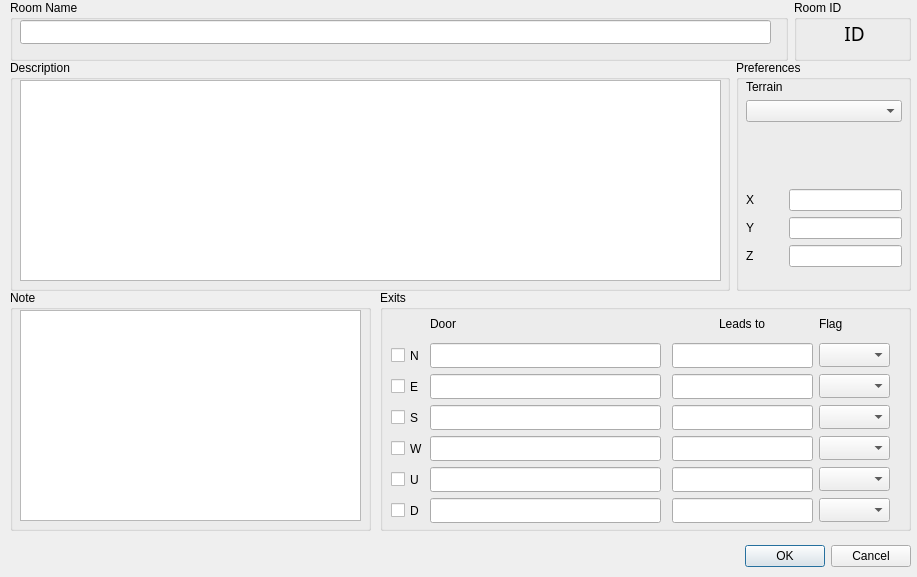
This is src/roomedit.ui in zpc930/pandoramapper as Qt 5 draws it before an edit. The edited form follows.
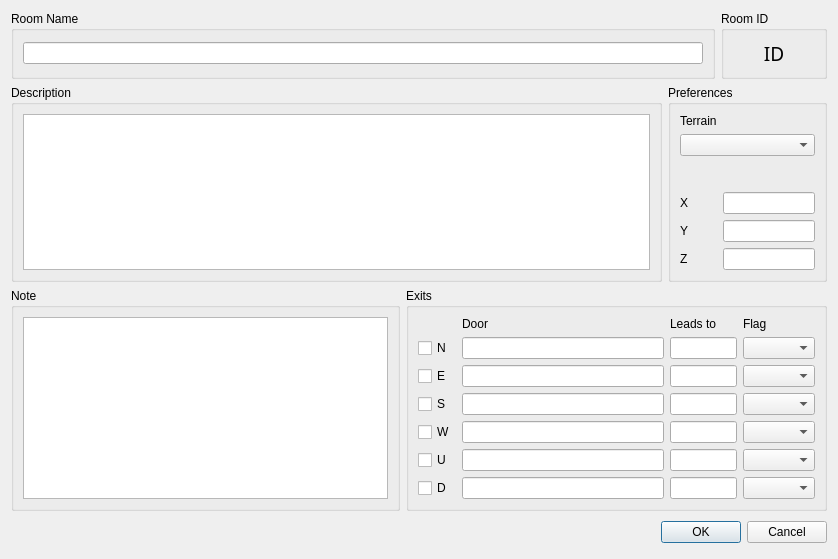
This is the edited form.

Commit message: Properly lay out room edit dialog.

What changed in the file:
```diff
--- a/src/roomedit.ui
+++ b/src/roomedit.ui
@@ -5,8 +5,8 @@
    <rect>
     <x>0</x>
     <y>0</y>
-    <width>917</width>
-    <height>577</height>
+    <width>838</width>
+    <height>559</height>
    </rect>
   </property>
   <property name="sizePolicy" >
@@ -30,213 +30,104 @@
   <property name="windowTitle" >
    <string>Room Information Editor</string>
   </property>
-  <widget class="QWidget" name="layoutWidget" >
-   <property name="geometry" >
-    <rect>
-     <x>560</x>
-     <y>540</y>
-     <width>351</width>
-     <height>33</height>
-    </rect>
-   </property>
-   <layout class="QHBoxLayout" >
-    <property name="spacing" >
-     <number>6</number>
-    </property>
-    <property name="leftMargin" >
-     <number>0</number>
-    </property>
-    <property name="topMargin" >
-     <number>0</number>
-    </property>
-    <property name="rightMargin" >
-     <number>0</number>
-    </property>
-    <property name="bottomMargin" >
-     <number>0</number>
-    </property>
-    <item>
-     <spacer>
-      <property name="orientation" >
-       <enum>Qt::Horizontal</enum>
-      </property>
-      <property name="sizeHint" >
-       <size>
-        <width>131</width>
-        <height>31</height>
-       </size>
-      </property>
-     </spacer>
-    </item>
-    <item>
-     <widget class="QPushButton" name="okButton" >
-      <property name="text" >
-       <string>OK</string>
-      </property>
-     </widget>
-    </item>
-    <item>
-     <widget class="QPushButton" name="cancelButton" >
-      <property name="text" >
-       <string>Cancel</string>
-      </property>
-     </widget>
-    </item>
-   </layout>
-  </widget>
-  <widget class="QWidget" native="1" name="widget" >
-   <property name="geometry" >
-    <rect>
-     <x>10</x>
-     <y>60</y>
-     <width>899</width>
-     <height>229</height>
-    </rect>
-   </property>
-  </widget>
-  <widget class="QWidget" native="1" name="widget" >
-   <property name="geometry" >
-    <rect>
-     <x>0</x>
-     <y>0</y>
-     <width>100</width>
-     <height>30</height>
-    </rect>
-   </property>
-  </widget>
-  <widget class="QWidget" native="1" name="widget" >
-   <property name="geometry" >
-    <rect>
-     <x>10</x>
-     <y>10</y>
-     <width>899</width>
-     <height>50</height>
-    </rect>
-   </property>
-  </widget>
-  <widget class="QWidget" native="1" name="widget" >
-   <property name="geometry" >
-    <rect>
-     <x>10</x>
-     <y>30</y>
-     <width>897</width>
-     <height>26</height>
-    </rect>
-   </property>
-  </widget>
-  <widget class="QWidget" name="layoutWidget" >
-   <property name="geometry" >
-    <rect>
-     <x>10</x>
-     <y>60</y>
-     <width>901</width>
-     <height>231</height>
-    </rect>
-   </property>
-   <layout class="QHBoxLayout" >
-    <property name="spacing" >
-     <number>6</number>
-    </property>
-    <property name="leftMargin" >
-     <number>0</number>
-    </property>
-    <property name="topMargin" >
-     <number>0</number>
-    </property>
-    <property name="rightMargin" >
-     <number>0</number>
-    </property>
-    <property name="bottomMargin" >
-     <number>0</number>
-    </property>
-    <item>
-     <widget class="QGroupBox" name="groupBox_2" >
-      <property name="sizePolicy" >
-       <sizepolicy vsizetype="Preferred" hsizetype="Preferred" >
-        <horstretch>41</horstretch>
-        <verstretch>0</verstretch>
-       </sizepolicy>
-      </property>
-      <property name="title" >
-       <string>Description</string>
-      </property>
-      <widget class="QTextEdit" name="textEdit_desc" >
-       <property name="geometry" >
-        <rect>
-         <x>10</x>
-         <y>20</y>
-         <width>701</width>
-         <height>201</height>
-        </rect>
+  <layout class="QVBoxLayout" >
+   <item>
+    <layout class="QHBoxLayout" >
+     <item>
+      <widget class="QGroupBox" name="groupBox_3" >
+       <property name="sizePolicy" >
+        <sizepolicy vsizetype="Preferred" hsizetype="Preferred" >
+         <horstretch>20</horstretch>
+         <verstretch>0</verstretch>
+        </sizepolicy>
        </property>
+       <property name="title" >
+        <string>Room Name</string>
+       </property>
+       <layout class="QGridLayout" >
+        <item row="0" column="0" >
+         <widget class="QLineEdit" name="lineEdit_name" />
+        </item>
+       </layout>
+      </widget>
+     </item>
+     <item>
+      <widget class="QGroupBox" name="groupBox_5" >
        <property name="sizePolicy" >
-        <sizepolicy vsizetype="Expanding" hsizetype="Expanding" >
+        <sizepolicy vsizetype="Preferred" hsizetype="Preferred" >
+         <horstretch>3</horstretch>
+         <verstretch>0</verstretch>
+        </sizepolicy>
+       </property>
+       <property name="title" >
+        <string>Room ID</string>
+       </property>
+       <layout class="QGridLayout" >
+        <item row="0" column="0" >
+         <widget class="QLabel" name="label_roomid" >
+          <property name="font" >
+           <font>
+            <family>Sans Serif</family>
+            <pointsize>14</pointsize>
+            <weight>50</weight>
+            <italic>false</italic>
+            <bold>false</bold>
+            <underline>false</underline>
+            <strikeout>false</strikeout>
+           </font>
+          </property>
+          <property name="text" >
+           <string>ID</string>
+          </property>
+          <property name="alignment" >
+           <set>Qt::AlignHCenter</set>
+          </property>
+         </widget>
+        </item>
+       </layout>
+      </widget>
+     </item>
+    </layout>
+   </item>
+   <item>
+    <layout class="QHBoxLayout" >
+     <item>
+      <widget class="QGroupBox" name="groupBox_2" >
+       <property name="sizePolicy" >
+        <sizepolicy vsizetype="Preferred" hsizetype="Preferred" >
+         <horstretch>41</horstretch>
+         <verstretch>0</verstretch>
+        </sizepolicy>
+       </property>
+       <property name="title" >
+        <string>Description</string>
+       </property>
+       <layout class="QGridLayout" >
+        <item row="0" column="0" >
+         <widget class="QTextEdit" name="textEdit_desc" >
+          <property name="sizePolicy" >
+           <sizepolicy vsizetype="Expanding" hsizetype="Expanding" >
+            <horstretch>10</horstretch>
+            <verstretch>0</verstretch>
+           </sizepolicy>
+          </property>
+         </widget>
+        </item>
+       </layout>
+      </widget>
+     </item>
+     <item>
+      <widget class="QGroupBox" name="groupBox_4" >
+       <property name="sizePolicy" >
+        <sizepolicy vsizetype="Preferred" hsizetype="Preferred" >
          <horstretch>10</horstretch>
          <verstretch>0</verstretch>
         </sizepolicy>
        </property>
-      </widget>
-     </widget>
-    </item>
-    <item>
-     <widget class="QGroupBox" name="groupBox_4" >
-      <property name="sizePolicy" >
-       <sizepolicy vsizetype="Preferred" hsizetype="Preferred" >
-        <horstretch>10</horstretch>
-        <verstretch>0</verstretch>
-       </sizepolicy>
-      </property>
-      <property name="title" >
-       <string>Preferences</string>
-      </property>
-      <widget class="QWidget" name="layoutWidget_4_2" >
-       <property name="geometry" >
-        <rect>
-         <x>10</x>
-         <y>20</y>
-         <width>156</width>
-         <height>187</height>
-        </rect>
+       <property name="title" >
+        <string>Preferences</string>
        </property>
        <layout class="QGridLayout" >
-        <property name="leftMargin" >
-         <number>0</number>
-        </property>
-        <property name="topMargin" >
-         <number>0</number>
-        </property>
-        <property name="rightMargin" >
-         <number>0</number>
-        </property>
-        <property name="bottomMargin" >
-         <number>0</number>
-        </property>
-        <property name="horizontalSpacing" >
-         <number>6</number>
-        </property>
-        <property name="verticalSpacing" >
-         <number>6</number>
-        </property>
-        <item row="1" column="0" colspan="2" >
-         <widget class="QComboBox" name="comboBox_terrain" />
-        </item>
-        <item row="5" column="0" >
-         <widget class="QLabel" name="label_16_2" >
-          <property name="text" >
-           <string>Z</string>
-          </property>
-         </widget>
-        </item>
-        <item row="3" column="1" >
-         <widget class="QLineEdit" name="lineEdit_coordx" />
-        </item>
-        <item row="4" column="0" >
-         <widget class="QLabel" name="label_17_2" >
-          <property name="text" >
-           <string>Y</string>
-          </property>
-         </widget>
-        </item>
         <item row="0" column="0" >
          <widget class="QLabel" name="label_2_2" >
           <property name="text" >
@@ -244,18 +135,8 @@
           </property>
          </widget>
         </item>
-        <item row="4" column="1" >
-         <widget class="QLineEdit" name="lineEdit_coordy" />
-        </item>
-        <item row="3" column="0" >
-         <widget class="QLabel" name="label_15_2" >
-          <property name="text" >
-           <string>X</string>
-          </property>
-         </widget>
-        </item>
-        <item row="5" column="1" >
-         <widget class="QLineEdit" name="lineEdit_coordz" />
+        <item row="1" column="0" colspan="2" >
+         <widget class="QComboBox" name="comboBox_terrain" />
         </item>
         <item row="2" column="0" >
          <spacer>
@@ -270,508 +151,301 @@
           </property>
          </spacer>
         </item>
+        <item row="3" column="0" >
+         <widget class="QLabel" name="label_15_2" >
+          <property name="text" >
+           <string>X</string>
+          </property>
+         </widget>
+        </item>
+        <item row="3" column="1" >
+         <widget class="QLineEdit" name="lineEdit_coordx" />
+        </item>
+        <item row="4" column="0" >
+         <widget class="QLabel" name="label_17_2" >
+          <property name="text" >
+           <string>Y</string>
+          </property>
+         </widget>
+        </item>
+        <item row="4" column="1" >
+         <widget class="QLineEdit" name="lineEdit_coordy" />
+        </item>
+        <item row="5" column="0" >
+         <widget class="QLabel" name="label_16_2" >
+          <property name="text" >
+           <string>Z</string>
+          </property>
+         </widget>
+        </item>
+        <item row="5" column="1" >
+         <widget class="QLineEdit" name="lineEdit_coordz" />
+        </item>
        </layout>
       </widget>
-     </widget>
-    </item>
-   </layout>
-  </widget>
-  <widget class="QWidget" name="layoutWidget" >
-   <property name="geometry" >
-    <rect>
-     <x>10</x>
-     <y>0</y>
-     <width>901</width>
-     <height>61</height>
-    </rect>
-   </property>
-   <layout class="QHBoxLayout" >
-    <property name="spacing" >
-     <number>6</number>
-    </property>
-    <property name="leftMargin" >
-     <number>0</number>
-    </property>
-    <property name="topMargin" >
-     <number>0</number>
-    </property>
-    <property name="rightMargin" >
-     <number>0</number>
-    </property>
-    <property name="bottomMargin" >
-     <number>0</number>
-    </property>
-    <item>
-     <widget class="QGroupBox" name="groupBox_3" >
-      <property name="sizePolicy" >
-       <sizepolicy vsizetype="Preferred" hsizetype="Preferred" >
-        <horstretch>20</horstretch>
-        <verstretch>0</verstretch>
-       </sizepolicy>
-      </property>
-      <property name="title" >
-       <string>Room Name</string>
-      </property>
-      <widget class="QLineEdit" name="lineEdit_name" >
-       <property name="geometry" >
-        <rect>
-         <x>10</x>
-         <y>20</y>
-         <width>751</width>
-         <height>24</height>
-        </rect>
+     </item>
+    </layout>
+   </item>
+   <item>
+    <layout class="QHBoxLayout" >
+     <item>
+      <widget class="QGroupBox" name="groupBox" >
+       <property name="sizePolicy" >
+        <sizepolicy vsizetype="Preferred" hsizetype="Preferred" >
+         <horstretch>12</horstretch>
+         <verstretch>0</verstretch>
+        </sizepolicy>
        </property>
+       <property name="title" >
+        <string>Note</string>
+       </property>
+       <layout class="QGridLayout" >
+        <item row="0" column="0" >
+         <widget class="QTextEdit" name="textEdit_note" >
+          <property name="sizePolicy" >
+           <sizepolicy vsizetype="Expanding" hsizetype="Expanding" >
+            <horstretch>1</horstretch>
+            <verstretch>0</verstretch>
+           </sizepolicy>
+          </property>
+         </widget>
+        </item>
+       </layout>
       </widget>
-     </widget>
-    </item>
-    <item>
-     <widget class="QGroupBox" name="groupBox_5" >
-      <property name="sizePolicy" >
-       <sizepolicy vsizetype="Preferred" hsizetype="Preferred" >
-        <horstretch>3</horstretch>
-        <verstretch>0</verstretch>
-       </sizepolicy>
-      </property>
-      <property name="title" >
-       <string>Room ID</string>
-      </property>
-      <widget class="QLabel" name="label_roomid" >
-       <property name="geometry" >
-        <rect>
-         <x>10</x>
-         <y>20</y>
-         <width>101</width>
+     </item>
+     <item>
+      <widget class="QGroupBox" name="groupBox_3_2" >
+       <property name="sizePolicy" >
+        <sizepolicy vsizetype="Preferred" hsizetype="Preferred" >
+         <horstretch>13</horstretch>
+         <verstretch>0</verstretch>
+        </sizepolicy>
+       </property>
+       <property name="title" >
+        <string>Exits</string>
+       </property>
+       <layout class="QGridLayout" >
+        <item row="0" column="1" >
+         <widget class="QLabel" name="label" >
+          <property name="text" >
+           <string>Door</string>
+          </property>
+         </widget>
+        </item>
+        <item row="0" column="2" >
+         <widget class="QLabel" name="label_3" >
+          <property name="text" >
+           <string>Leads to</string>
+          </property>
+         </widget>
+        </item>
+        <item row="0" column="3" >
+         <widget class="QLabel" name="label_4" >
+          <property name="text" >
+           <string>Flag</string>
+          </property>
+         </widget>
+        </item>
+        <item row="1" column="0" >
+         <widget class="QCheckBox" name="checkBox_N" >
+          <property name="text" >
+           <string>N</string>
+          </property>
+         </widget>
+        </item>
+        <item row="1" column="1" >
+         <widget class="QLineEdit" name="lineEdit_doornorth" >
+          <property name="enabled" >
+           <bool>true</bool>
+          </property>
+          <property name="sizePolicy" >
+           <sizepolicy vsizetype="Fixed" hsizetype="Expanding" >
+            <horstretch>3</horstretch>
+            <verstretch>0</verstretch>
+           </sizepolicy>
+          </property>
+         </widget>
+        </item>
+        <item row="1" column="2" >
+         <widget class="QLineEdit" name="lineEdit_leadN" >
+          <property name="sizePolicy" >
+           <sizepolicy vsizetype="Fixed" hsizetype="Expanding" >
+            <horstretch>1</horstretch>
+            <verstretch>0</verstretch>
+           </sizepolicy>
+          </property>
+         </widget>
+        </item>
+        <item row="1" column="3" >
+         <widget class="QComboBox" name="comboBox_N" />
+        </item>
+        <item row="2" column="0" >
+         <widget class="QCheckBox" name="checkBox_E" >
+          <property name="text" >
+           <string>E</string>
+          </property>
+         </widget>
+        </item>
+        <item row="2" column="1" >
+         <widget class="QLineEdit" name="lineEdit_dooreast" >
+          <property name="sizePolicy" >
+           <sizepolicy vsizetype="Fixed" hsizetype="Expanding" >
+            <horstretch>2</horstretch>
+            <verstretch>0</verstretch>
+           </sizepolicy>
+          </property>
+         </widget>
+        </item>
+        <item row="2" column="2" >
+         <widget class="QLineEdit" name="lineEdit_leadE" />
+        </item>
+        <item row="2" column="3" >
+         <widget class="QComboBox" name="comboBox_E" />
+        </item>
+        <item row="3" column="0" >
+         <widget class="QCheckBox" name="checkBox_S" >
+          <property name="text" >
+           <string>S</string>
+          </property>
+         </widget>
+        </item>
+        <item row="3" column="1" >
+         <widget class="QLineEdit" name="lineEdit_doorsouth" >
+          <property name="sizePolicy" >
+           <sizepolicy vsizetype="Fixed" hsizetype="Expanding" >
+            <horstretch>2</horstretch>
+            <verstretch>0</verstretch>
+           </sizepolicy>
+          </property>
+         </widget>
+        </item>
+        <item row="3" column="2" >
+         <widget class="QLineEdit" name="lineEdit_leadS" />
+        </item>
+        <item row="3" column="3" >
+         <widget class="QComboBox" name="comboBox_S" />
+        </item>
+        <item row="4" column="0" >
+         <widget class="QCheckBox" name="checkBox_W" >
+          <property name="text" >
+           <string>W</string>
+          </property>
+         </widget>
+        </item>
+        <item row="4" column="1" >
+         <widget class="QLineEdit" name="lineEdit_doorwest" >
+          <property name="sizePolicy" >
+           <sizepolicy vsizetype="Fixed" hsizetype="Expanding" >
+            <horstretch>2</horstretch>
+            <verstretch>0</verstretch>
+           </sizepolicy>
+          </property>
+         </widget>
+        </item>
+        <item row="4" column="2" >
+         <widget class="QLineEdit" name="lineEdit_leadW" />
+        </item>
+        <item row="4" column="3" >
+         <widget class="QComboBox" name="comboBox_W" />
+        </item>
+        <item row="5" column="0" >
+         <widget class="QCheckBox" name="checkBox_U" >
+          <property name="text" >
+           <string>U</string>
+          </property>
+         </widget>
+        </item>
+        <item row="5" column="1" >
+         <widget class="QLineEdit" name="lineEdit_doorup" >
+          <property name="sizePolicy" >
+           <sizepolicy vsizetype="Fixed" hsizetype="Expanding" >
+            <horstretch>2</horstretch>
+            <verstretch>0</verstretch>
+           </sizepolicy>
+          </property>
+         </widget>
+        </item>
+        <item row="5" column="2" >
+         <widget class="QLineEdit" name="lineEdit_leadU" />
+        </item>
+        <item row="5" column="3" >
+         <widget class="QComboBox" name="comboBox_U" />
+        </item>
+        <item row="6" column="0" >
+         <widget class="QCheckBox" name="checkBox_D" >
+          <property name="text" >
+           <string>D</string>
+          </property>
+         </widget>
+        </item>
+        <item row="6" column="1" >
+         <widget class="QLineEdit" name="lineEdit_doordown" >
+          <property name="sizePolicy" >
+           <sizepolicy vsizetype="Fixed" hsizetype="Expanding" >
+            <horstretch>2</horstretch>
+            <verstretch>0</verstretch>
+           </sizepolicy>
+          </property>
+         </widget>
+        </item>
+        <item row="6" column="2" >
+         <widget class="QLineEdit" name="lineEdit_leadD" />
+        </item>
+        <item row="6" column="3" >
+         <widget class="QComboBox" name="comboBox_D" />
+        </item>
+       </layout>
+      </widget>
+     </item>
+    </layout>
+   </item>
+   <item>
+    <layout class="QHBoxLayout" >
+     <property name="spacing" >
+      <number>6</number>
+     </property>
+     <property name="leftMargin" >
+      <number>0</number>
+     </property>
+     <property name="topMargin" >
+      <number>0</number>
+     </property>
+     <property name="rightMargin" >
+      <number>0</number>
+     </property>
+     <property name="bottomMargin" >
+      <number>0</number>
+     </property>
+     <item>
+      <spacer>
+       <property name="orientation" >
+        <enum>Qt::Horizontal</enum>
+       </property>
+       <property name="sizeHint" >
+        <size>
+         <width>131</width>
          <height>31</height>
-        </rect>
+        </size>
        </property>
-       <property name="font" >
-        <font>
-         <family>Sans Serif</family>
-         <pointsize>14</pointsize>
-         <weight>50</weight>
-         <italic>false</italic>
-         <bold>false</bold>
-         <underline>false</underline>
-         <strikeout>false</strikeout>
-        </font>
+      </spacer>
+     </item>
+     <item>
+      <widget class="QPushButton" name="okButton" >
+       <property name="text" >
+        <string>OK</string>
        </property>
+      </widget>
+     </item>
+     <item>
+      <widget class="QPushButton" name="cancelButton" >
        <property name="text" >
-        <string>ID</string>
+        <string>Cancel</string>
        </property>
-       <property name="alignment" >
-        <set>Qt::AlignHCenter</set>
-       </property>
       </widget>
-     </widget>
-    </item>
-   </layout>
-  </widget>
-  <widget class="QGroupBox" name="groupBox" >
-   <property name="geometry" >
-    <rect>
-     <x>10</x>
-     <y>290</y>
-     <width>361</width>
-     <height>241</height>
-    </rect>
-   </property>
-   <property name="sizePolicy" >
-    <sizepolicy vsizetype="Preferred" hsizetype="Preferred" >
-     <horstretch>12</horstretch>
-     <verstretch>0</verstretch>
-    </sizepolicy>
-   </property>
-   <property name="title" >
-    <string>Note</string>
-   </property>
-   <widget class="QTextEdit" name="textEdit_note" >
-    <property name="geometry" >
-     <rect>
-      <x>10</x>
-      <y>20</y>
-      <width>341</width>
-      <height>211</height>
-     </rect>
-    </property>
-    <property name="sizePolicy" >
-     <sizepolicy vsizetype="Expanding" hsizetype="Expanding" >
-      <horstretch>1</horstretch>
-      <verstretch>0</verstretch>
-     </sizepolicy>
-    </property>
-   </widget>
-  </widget>
-  <widget class="QGroupBox" name="groupBox_3_2" >
-   <property name="geometry" >
-    <rect>
-     <x>380</x>
-     <y>290</y>
-     <width>531</width>
-     <height>241</height>
-    </rect>
-   </property>
-   <property name="sizePolicy" >
-    <sizepolicy vsizetype="Preferred" hsizetype="Preferred" >
-     <horstretch>13</horstretch>
-     <verstretch>0</verstretch>
-    </sizepolicy>
-   </property>
-   <property name="title" >
-    <string>Exits</string>
-   </property>
-   <widget class="QWidget" native="1" name="layoutWidget_4_2_2_2_2_2" >
-    <property name="geometry" >
-     <rect>
-      <x>10</x>
-      <y>20</y>
-      <width>167</width>
-      <height>182</height>
-     </rect>
-    </property>
-   </widget>
-   <widget class="QCheckBox" name="checkBox_S" >
-    <property name="geometry" >
-     <rect>
-      <x>11</x>
-      <y>117</y>
-      <width>33</width>
-      <height>21</height>
-     </rect>
-    </property>
-    <property name="text" >
-     <string>S</string>
-    </property>
-   </widget>
-   <widget class="QCheckBox" name="checkBox_W" >
-    <property name="geometry" >
-     <rect>
-      <x>11</x>
-      <y>148</y>
-      <width>33</width>
-      <height>21</height>
-     </rect>
-    </property>
-    <property name="text" >
-     <string>W</string>
-    </property>
-   </widget>
-   <widget class="QComboBox" name="comboBox_S" >
-    <property name="geometry" >
-     <rect>
-      <x>439</x>
-      <y>115</y>
-      <width>71</width>
-      <height>24</height>
-     </rect>
-    </property>
-   </widget>
-   <widget class="QComboBox" name="comboBox_U" >
-    <property name="geometry" >
-     <rect>
-      <x>439</x>
-      <y>177</y>
-      <width>71</width>
-      <height>24</height>
-     </rect>
-    </property>
-   </widget>
-   <widget class="QComboBox" name="comboBox_E" >
-    <property name="geometry" >
-     <rect>
-      <x>439</x>
-      <y>84</y>
-      <width>71</width>
-      <height>24</height>
-     </rect>
-    </property>
-   </widget>
-   <widget class="QComboBox" name="comboBox_D" >
-    <property name="geometry" >
-     <rect>
-      <x>439</x>
-      <y>208</y>
-      <width>71</width>
-      <height>24</height>
-     </rect>
-    </property>
-   </widget>
-   <widget class="QLabel" name="label_3" >
-    <property name="geometry" >
-     <rect>
-      <x>339</x>
-      <y>21</y>
-      <width>94</width>
-      <height>26</height>
-     </rect>
-    </property>
-    <property name="text" >
-     <string>Leads to</string>
-    </property>
-   </widget>
-   <widget class="QCheckBox" name="checkBox_N" >
-    <property name="geometry" >
-     <rect>
-      <x>11</x>
-      <y>55</y>
-      <width>33</width>
-      <height>21</height>
-     </rect>
-    </property>
-    <property name="text" >
-     <string>N</string>
-    </property>
-   </widget>
-   <widget class="QCheckBox" name="checkBox_U" >
-    <property name="geometry" >
-     <rect>
-      <x>11</x>
-      <y>179</y>
-      <width>33</width>
-      <height>21</height>
-     </rect>
-    </property>
-    <property name="text" >
-     <string>U</string>
-    </property>
-   </widget>
-   <widget class="QCheckBox" name="checkBox_E" >
-    <property name="geometry" >
-     <rect>
-      <x>11</x>
-      <y>86</y>
-      <width>33</width>
-      <height>21</height>
-     </rect>
-    </property>
-    <property name="text" >
-     <string>E</string>
-    </property>
-   </widget>
-   <widget class="QComboBox" name="comboBox_N" >
-    <property name="geometry" >
-     <rect>
-      <x>439</x>
-      <y>53</y>
-      <width>71</width>
-      <height>24</height>
-     </rect>
-    </property>
-   </widget>
-   <widget class="QCheckBox" name="checkBox_D" >
-    <property name="geometry" >
-     <rect>
-      <x>11</x>
-      <y>210</y>
-      <width>33</width>
-      <height>21</height>
-     </rect>
-    </property>
-    <property name="text" >
-     <string>D</string>
-    </property>
-   </widget>
-   <widget class="QComboBox" name="comboBox_W" >
-    <property name="geometry" >
-     <rect>
-      <x>439</x>
-      <y>146</y>
-      <width>71</width>
-      <height>24</height>
-     </rect>
-    </property>
-   </widget>
-   <widget class="QLabel" name="label_4" >
-    <property name="geometry" >
-     <rect>
-      <x>439</x>
-      <y>21</y>
-      <width>71</width>
-      <height>26</height>
-     </rect>
-    </property>
-    <property name="text" >
-     <string>Flag</string>
-    </property>
-   </widget>
-   <widget class="QLabel" name="label" >
-    <property name="geometry" >
-     <rect>
-      <x>50</x>
-      <y>21</y>
-      <width>283</width>
-      <height>26</height>
-     </rect>
-    </property>
-    <property name="text" >
-     <string>Door</string>
-    </property>
-   </widget>
-   <widget class="QLineEdit" name="lineEdit_doordown" >
-    <property name="geometry" >
-     <rect>
-      <x>50</x>
-      <y>208</y>
-      <width>231</width>
-      <height>25</height>
-     </rect>
-    </property>
-    <property name="sizePolicy" >
-     <sizepolicy vsizetype="Fixed" hsizetype="Expanding" >
-      <horstretch>2</horstretch>
-      <verstretch>0</verstretch>
-     </sizepolicy>
-    </property>
-   </widget>
-   <widget class="QLineEdit" name="lineEdit_doorup" >
-    <property name="geometry" >
-     <rect>
-      <x>50</x>
-      <y>177</y>
-      <width>231</width>
-      <height>25</height>
-     </rect>
-    </property>
-    <property name="sizePolicy" >
-     <sizepolicy vsizetype="Fixed" hsizetype="Expanding" >
-      <horstretch>2</horstretch>
-      <verstretch>0</verstretch>
-     </sizepolicy>
-    </property>
-   </widget>
-   <widget class="QLineEdit" name="lineEdit_doorwest" >
-    <property name="geometry" >
-     <rect>
-      <x>50</x>
-      <y>146</y>
-      <width>231</width>
-      <height>25</height>
-     </rect>
-    </property>
-    <property name="sizePolicy" >
-     <sizepolicy vsizetype="Fixed" hsizetype="Expanding" >
-      <horstretch>2</horstretch>
-      <verstretch>0</verstretch>
-     </sizepolicy>
-    </property>
-   </widget>
-   <widget class="QLineEdit" name="lineEdit_doorsouth" >
-    <property name="geometry" >
-     <rect>
-      <x>50</x>
-      <y>115</y>
-      <width>231</width>
-      <height>25</height>
-     </rect>
-    </property>
-    <property name="sizePolicy" >
-     <sizepolicy vsizetype="Fixed" hsizetype="Expanding" >
-      <horstretch>2</horstretch>
-      <verstretch>0</verstretch>
-     </sizepolicy>
-    </property>
-   </widget>
-   <widget class="QLineEdit" name="lineEdit_dooreast" >
-    <property name="geometry" >
-     <rect>
-      <x>50</x>
-      <y>84</y>
-      <width>231</width>
-      <height>25</height>
-     </rect>
-    </property>
-    <property name="sizePolicy" >
-     <sizepolicy vsizetype="Fixed" hsizetype="Expanding" >
-      <horstretch>2</horstretch>
-      <verstretch>0</verstretch>
-     </sizepolicy>
-    </property>
-   </widget>
-   <widget class="QLineEdit" name="lineEdit_doornorth" >
-    <property name="enabled" >
-     <bool>true</bool>
-    </property>
-    <property name="geometry" >
-     <rect>
-      <x>50</x>
-      <y>53</y>
-      <width>231</width>
-      <height>25</height>
-     </rect>
-    </property>
-    <property name="sizePolicy" >
-     <sizepolicy vsizetype="Fixed" hsizetype="Expanding" >
-      <horstretch>3</horstretch>
-      <verstretch>0</verstretch>
-     </sizepolicy>
-    </property>
-   </widget>
-   <widget class="QLineEdit" name="lineEdit_leadN" >
-    <property name="geometry" >
-     <rect>
-      <x>292</x>
-      <y>53</y>
-      <width>141</width>
-      <height>25</height>
-     </rect>
-    </property>
-    <property name="sizePolicy" >
-     <sizepolicy vsizetype="Fixed" hsizetype="Expanding" >
-      <horstretch>1</horstretch>
-      <verstretch>0</verstretch>
-     </sizepolicy>
-    </property>
-   </widget>
-   <widget class="QLineEdit" name="lineEdit_leadE" >
-    <property name="geometry" >
-     <rect>
-      <x>292</x>
-      <y>84</y>
-      <width>141</width>
-      <height>25</height>
-     </rect>
-    </property>
-   </widget>
-   <widget class="QLineEdit" name="lineEdit_leadS" >
-    <property name="geometry" >
-     <rect>
-      <x>292</x>
-      <y>115</y>
-      <width>141</width>
-      <height>25</height>
-     </rect>
-    </property>
-   </widget>
-   <widget class="QLineEdit" name="lineEdit_leadW" >
-    <property name="geometry" >
-     <rect>
-      <x>292</x>
-      <y>146</y>
-      <width>141</width>
-      <height>25</height>
-     </rect>
-    </property>
-   </widget>
-   <widget class="QLineEdit" name="lineEdit_leadU" >
-    <property name="geometry" >
-     <rect>
-      <x>292</x>
-      <y>177</y>
-      <width>141</width>
-      <height>25</height>
-     </rect>
-    </property>
-   </widget>
-   <widget class="QLineEdit" name="lineEdit_leadD" >
-    <property name="geometry" >
-     <rect>
-      <x>292</x>
-      <y>208</y>
-      <width>141</width>
-      <height>25</height>
-     </rect>
-    </property>
-   </widget>
-  </widget>
+     </item>
+    </layout>
+   </item>
+  </layout>
  </widget>
  <resources/>
  <connections>
```
